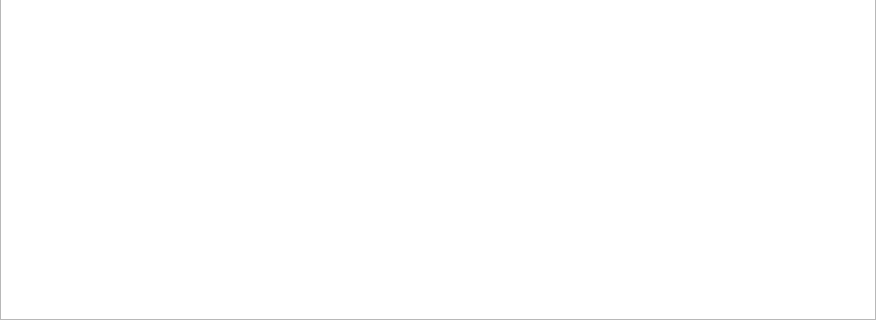
First picture: the form in mainwindow.ui, repository dmrem/qt-notepad, before the edit; both pictures show x 0 to 876 and y 283 to 603 of the 876 by 603 pixel window.
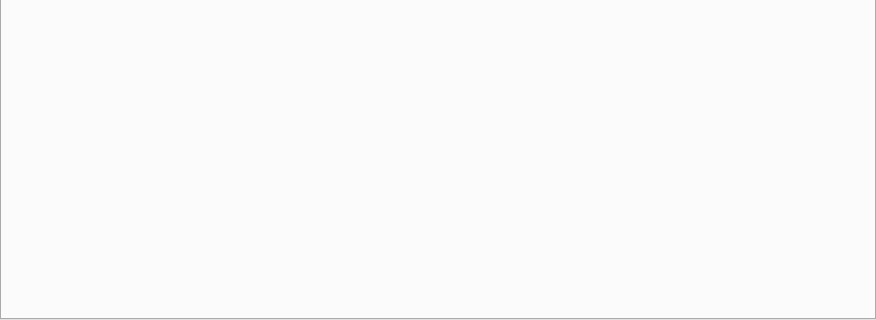
Second picture: the form after the edit.

Commit message: Add tab support - still needs work

Diff of the .ui file:
```diff
--- a/mainwindow.ui
+++ b/mainwindow.ui
@@ -31,17 +31,23 @@
      <number>0</number>
     </property>
     <item>
-     <layout class="QFormLayout" name="formLayout">
-      <property name="horizontalSpacing">
-       <number>0</number>
+     <widget class="QTabWidget" name="tabWidget">
+      <property name="tabShape">
+       <enum>QTabWidget::Rounded</enum>
       </property>
-      <property name="verticalSpacing">
-       <number>0</number>
+      <property name="elideMode">
+       <enum>Qt::ElideLeft</enum>
       </property>
-      <item row="0" column="0" colspan="2">
-       <widget class="QTextEdit" name="mainTextArea"/>
-      </item>
-     </layout>
+      <property name="tabsClosable">
+       <bool>true</bool>
+      </property>
+      <property name="movable">
+       <bool>true</bool>
+      </property>
+      <property name="tabBarAutoHide">
+       <bool>true</bool>
+      </property>
+     </widget>
     </item>
    </layout>
   </widget>
```
Left out of the diff: 2 changed lines with no effect on the pictures. The commit also changes 5 other files.
